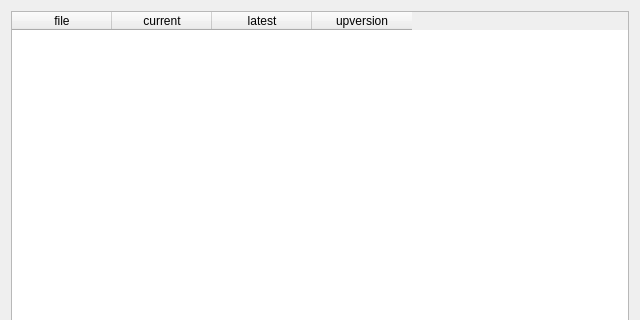
This is up_to_latest/form.ui in jeangjenq/read_tools as Qt 5 draws it before an edit; both pictures show x 0 to 640 and y 0 to 320 of the 640 by 480 pixel window. The edited form follows.
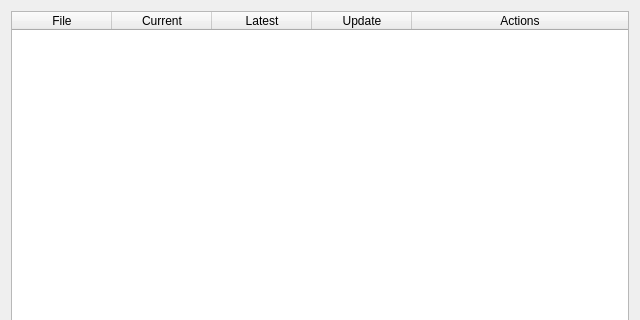
This is the edited form.

Commit message: working OK button and testing actions column

What changed in the file:
```diff
--- a/up_to_latest/form.ui
+++ b/up_to_latest/form.ui
@@ -16,6 +16,9 @@
   <layout class="QVBoxLayout" name="verticalLayout">
    <item>
     <widget class="QTableWidget" name="nodes_table">
+     <property name="frameShape">
+      <enum>QFrame::StyledPanel</enum>
+     </property>
      <property name="sizeAdjustPolicy">
       <enum>QAbstractScrollArea::AdjustIgnored</enum>
      </property>
@@ -26,7 +29,7 @@
       <bool>false</bool>
      </attribute>
      <attribute name="horizontalHeaderStretchLastSection">
-      <bool>false</bool>
+      <bool>true</bool>
      </attribute>
      <attribute name="verticalHeaderCascadingSectionResizes">
       <bool>false</bool>
@@ -39,22 +42,27 @@
      </attribute>
      <column>
       <property name="text">
-       <string>file</string>
+       <string>File</string>
       </property>
      </column>
      <column>
       <property name="text">
-       <string>current</string>
+       <string>Current</string>
       </property>
      </column>
      <column>
       <property name="text">
-       <string>latest</string>
+       <string>Latest</string>
       </property>
      </column>
      <column>
       <property name="text">
-       <string>upversion</string>
+       <string>Update</string>
+      </property>
+     </column>
+     <column>
+      <property name="text">
+       <string>Actions</string>
       </property>
      </column>
     </widget>
```
The commit also changes 2 other files.
